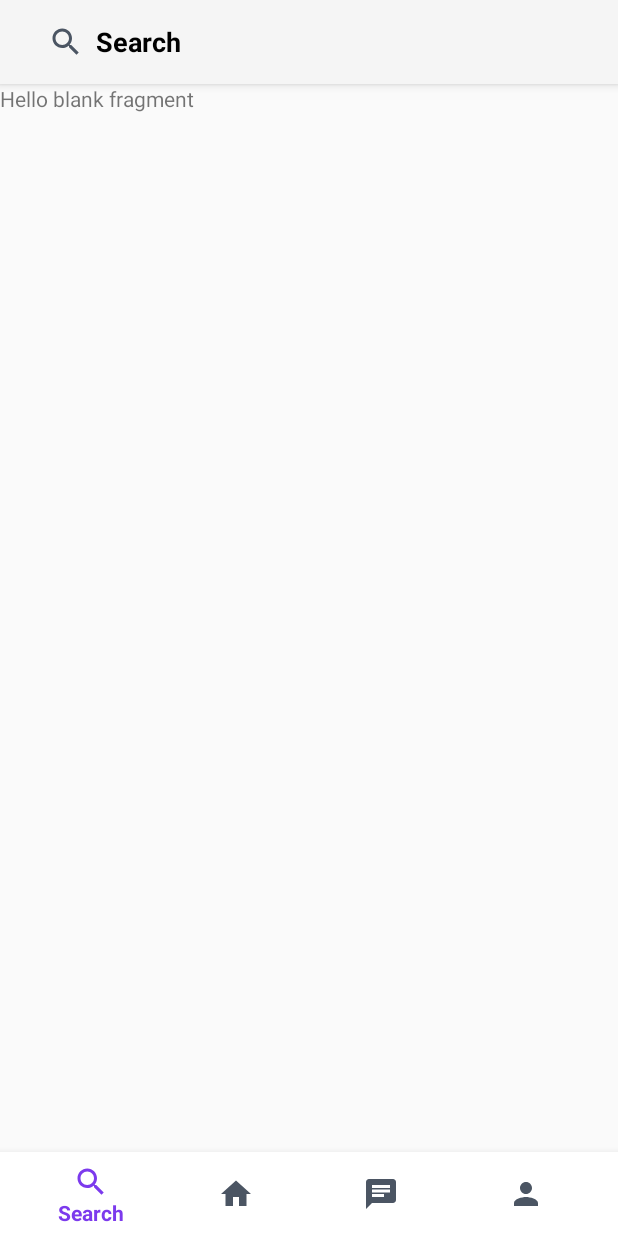
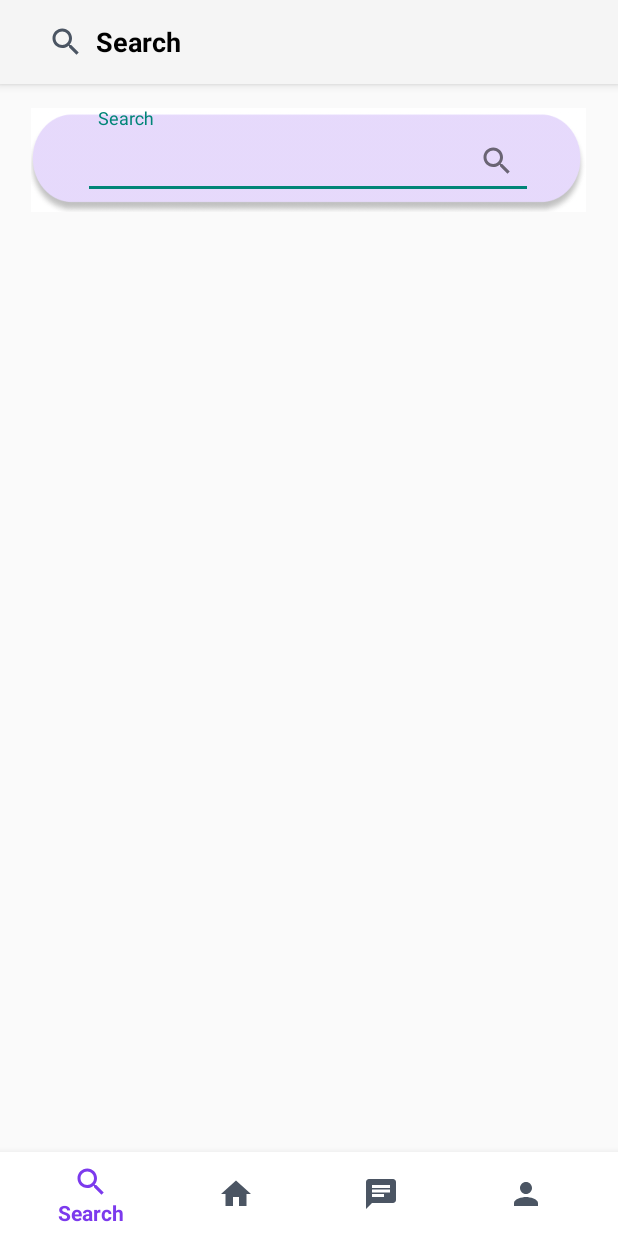
Before and after one commit to maidads/Neighborly, an Android app built with Jetpack Compose: the SearchFragment screen opened directly, with no data from a screen before it, on a phone screen of 412 x 824 dp. Run offline under Robolectric (Android 15) with nearby library versions, the phone set to English and light mode, and no system bars.

Commit message:
adding search bar

```diff
--- a/app/src/main/res/layout/fragment_search.xml
+++ b/app/src/main/res/layout/fragment_search.xml
@@ -1,14 +1,35 @@
 <?xml version="1.0" encoding="utf-8"?>
-<FrameLayout xmlns:android="http://schemas.android.com/apk/res/android"
+<androidx.constraintlayout.widget.ConstraintLayout
+    xmlns:android="http://schemas.android.com/apk/res/android"
+    xmlns:app="http://schemas.android.com/apk/res-auto"
     xmlns:tools="http://schemas.android.com/tools"
     android:layout_width="match_parent"
     android:layout_height="match_parent"
     tools:context=".SearchFragment">
 
-    <!-- TODO: Update blank fragment layout -->
-    <TextView
-        android:layout_width="match_parent"
-        android:layout_height="match_parent"
-        android:text="@string/hello_blank_fragment" />
+    <com.google.android.material.textfield.TextInputLayout
+        android:id="@+id/searchBarContainer"
+        android:layout_width="370dp"
+        android:layout_height="69dp"
+        android:layout_marginTop="16dp"
+        android:background="@drawable/search_background2"
+        android:hint="Search"
+        app:endIconDrawable="@drawable/search_icon"
+        app:endIconMode="custom"
+        app:layout_constraintEnd_toEndOf="parent"
+        app:layout_constraintHorizontal_bias="0.487"
+        app:layout_constraintStart_toStartOf="parent"
+        app:layout_constraintTop_toTopOf="parent">
 
-</FrameLayout>
+        <com.google.android.material.textfield.TextInputEditText
+            android:id="@+id/searchBar"
+            android:layout_width="300dp"
+            android:layout_height="50dp"
+            android:layout_gravity="center"
+            android:inputType="text"
+            android:paddingStart="10dp"
+            android:paddingEnd="16dp"
+            android:textSize="16sp" />
+    </com.google.android.material.textfield.TextInputLayout>
+
+</androidx.constraintlayout.widget.ConstraintLayout>
```
Also changed, not shown: app/src/main/res/drawable/search_background.png (added), app/src/main/res/drawable/search_background2.png (added).
